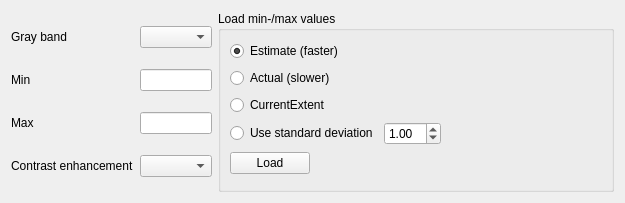
This is src/ui/qgssinglebandgrayrendererwidgetbase.ui in qgis/QGIS as Qt 5 draws it before an edit. The edited form follows.
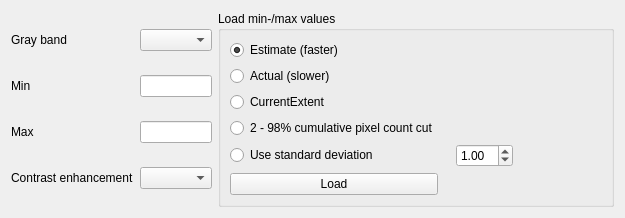
This is the edited form.

Commit message: raster single band gray cumulative pixel count cut

Patch:
```diff
--- a/src/ui/qgssinglebandgrayrendererwidgetbase.ui
+++ b/src/ui/qgssinglebandgrayrendererwidgetbase.ui
@@ -70,7 +70,7 @@
         </property>
        </widget>
       </item>
-      <item row="4" column="1" colspan="4">
+      <item row="5" column="1" colspan="4">
        <spacer name="horizontalSpacer_5">
         <property name="orientation">
          <enum>Qt::Horizontal</enum>
@@ -96,14 +96,14 @@
         </property>
        </spacer>
       </item>
-      <item row="3" column="0" colspan="3">
+      <item row="4" column="0" colspan="3">
        <widget class="QRadioButton" name="mUseStdDevRadioButton">
         <property name="text">
          <string>Use standard deviation</string>
         </property>
        </widget>
       </item>
-      <item row="3" column="3">
+      <item row="4" column="3">
        <widget class="QDoubleSpinBox" name="mStdDevSpinBox">
         <property name="sizePolicy">
          <sizepolicy hsizetype="Fixed" vsizetype="Fixed">
@@ -116,7 +116,7 @@
         </property>
        </widget>
       </item>
-      <item row="3" column="4">
+      <item row="4" column="4">
        <spacer name="horizontalSpacer_4">
         <property name="orientation">
          <enum>Qt::Horizontal</enum>
@@ -129,13 +129,33 @@
         </property>
        </spacer>
       </item>
-      <item row="4" column="0">
+      <item row="5" column="0">
        <widget class="QPushButton" name="mLoadPushButton">
         <property name="text">
          <string>Load</string>
         </property>
        </widget>
       </item>
+      <item row="3" column="0">
+       <widget class="QRadioButton" name="mCumulativeCut">
+        <property name="text">
+         <string>2 - 98% cumulative pixel count cut</string>
+        </property>
+       </widget>
+      </item>
+      <item row="3" column="2" colspan="3">
+       <spacer name="horizontalSpacer_6">
+        <property name="orientation">
+         <enum>Qt::Horizontal</enum>
+        </property>
+        <property name="sizeHint" stdset="0">
+         <size>
+          <width>40</width>
+          <height>20</height>
+         </size>
+        </property>
+       </spacer>
+      </item>
      </layout>
     </widget>
    </item>
```
The commit also changes 3 other files.
